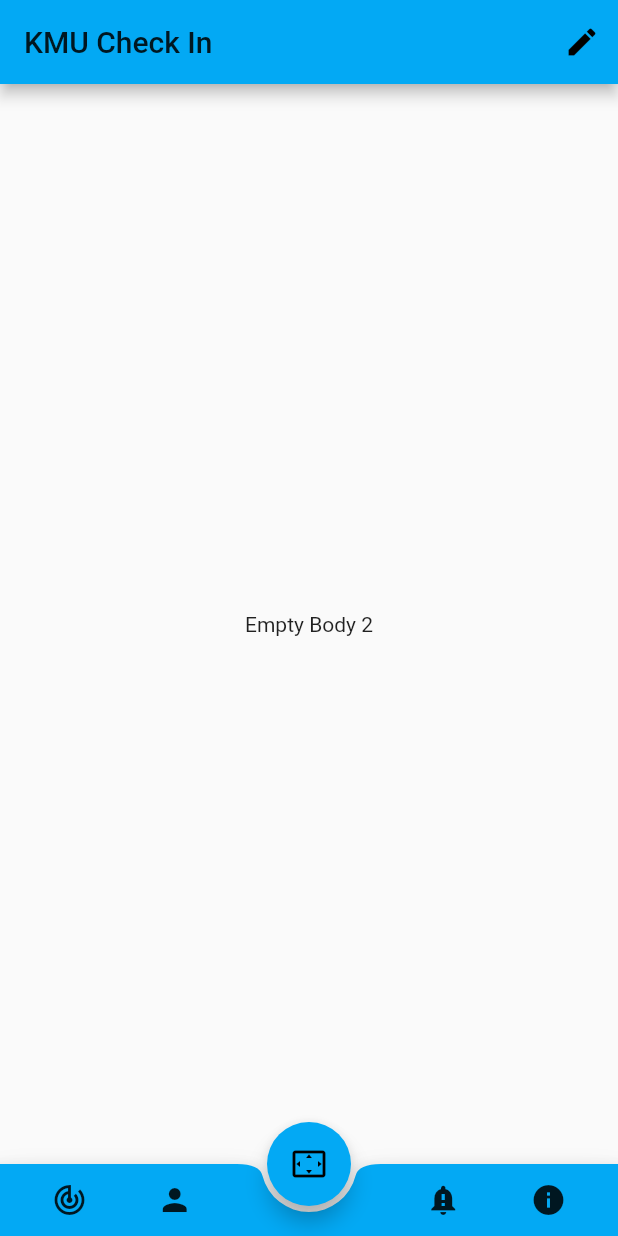
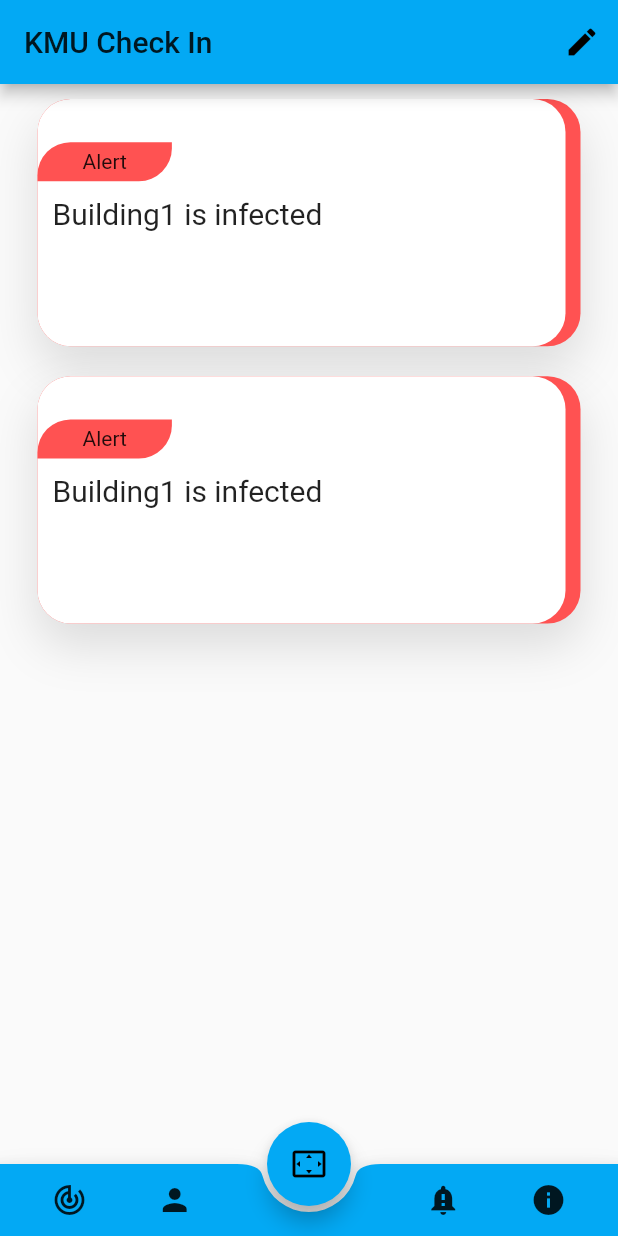
Before and after one commit to soo-oon/CheQ-in, a Flutter app: the CheckInHome screen opened directly, swiped to page 3, on a phone screen of 412 x 824 dp. Run offline on Flutter 3.47's test engine with Material 2 defaults, Android fonts, the phone set to English and light mode, and no system bars; our stand-ins replace firebase_database, provider_architecture, shared_preferences; missing offline and left inert: json_table, qrscan; accounts and stored records are empty.

Commit message:
Add Suggestion and cardstyle UI.

```diff
--- a/lib/frontend/checkInMain.dart
+++ /dev/null
@@ -1,158 +0,0 @@
-import 'personalData.dart';
-import 'package:flutter/cupertino.dart';
-import 'package:flutter/material.dart';
-import 'package:qrscan/qrscan.dart' as scanner;
-import 'package:shared_preferences/shared_preferences.dart';
-import '../util/const.dart';
-import '../util/fireBaseHelper.dart';
-import '../frontend/registration.dart';
-import '../frontend/visitedBuildings.dart';
-
-Future<void> main() async {
-
-  WidgetsFlutterBinding.ensureInitialized();
-  SharedPreferences prefs = await SharedPreferences.getInstance();
-  var isRegistered = prefs.getString('isRegistered');
-
-  print(isRegistered);
-
-  runApp(
-      MaterialApp(
-          home: isRegistered == null ? RegisterForm() : CheckInHome()
-      )
-  );
-
-}
-
-class CheckInHome extends StatefulWidget{
-  CheckInHome({Key key}):super(key: key);
-  @override
-  _CheckInState createState() =>  _CheckInState();
-
-}
-
-class _CheckInState extends State<CheckInHome>{
-
-  PageController _checkInPages = PageController(initialPage: 0);
-  PersonalData _pData = PersonalData();
-  FireBaseHelper _fbHelper = new FireBaseHelper();
-
-  @override
-  void initState() {
-    super.initState();
-    setState(() {
-
-    });
-  }
-
-  void _changePage(int index){
-    setState(() {
-      _checkInPages.jumpToPage(index);
-    });
-  }
-
-  Future _enterBuilding() async {
-    // scan the QR of building
-    String scannedBuilding = await scanner.scan();
-
-    // to update the list view in the visited buildings
-    Buildings.setBuildingStatus(scannedBuilding, Const.IS_VISITED);
-    // to know which building is the user is in currently
-    Buildings.setBuildingStatus("InsideBldg", scannedBuilding);
-
-    // Combine the scanned QR with personal data and add to DB
-    _pData.getPersonalData();
-    Map map =  await _pData.toMap();
-    _fbHelper.addToFDB(map, "visitors");
-
-    // After completing scan get back to the first page
-    _changePage(0);
-  }
-
-
-  @override
-  Widget build(BuildContext context) {
-
-    return Scaffold(
-      appBar:AppBar(
-        actions: <Widget>[
-          IconButton(
-            icon: Icon(Icons.edit),
-            onPressed: (){
-              Navigator.pushReplacement(context, MaterialPageRoute(
-
-                fullscreenDialog: true,
-                builder: (context) => RegisterForm()
-              )
-              );
-            },
-          )
-        ],
-        title: Text("KMU Check In"),
-      ),
-      body: PageView(
-        controller: _checkInPages,
-        //physics: new NeverScrollableScrollPhysics(),
-        children: <Widget>[
-          Center(
-            child: Container(
-              child: VisitedBuildingPage(),
-            ),
-          ),
-          Center(
-            child: Container(
-              child: DisplayInformationPage(),//Text('Empty Body 1'),
-            ),
-          ),
-          Center(
-            child: Container(
-              child: Text('Empty Body 2'),
-            ),
-          ),
-          Center(
-            child: Container(
-              child: Text('Empty Body 3'),
-            ),
-          )
-        ],
-      ),
-      floatingActionButtonLocation: FloatingActionButtonLocation.centerDocked,
-      floatingActionButton: FloatingActionButton(
-        child: Icon(Icons.settings_overscan),
-        onPressed: _enterBuilding,
-        backgroundColor: Colors.lightBlue,
-      ),
-      bottomNavigationBar: BottomAppBar(
-        shape: CircularNotchedRectangle(),
-        color: Colors.lightBlue,
-        child: Row(
-          mainAxisAlignment: MainAxisAlignment.spaceEvenly,
-          children: <Widget>[
-            IconButton(
-              icon: Icon(Icons.track_changes),
-              onPressed: (){_changePage(0);},
-            ),
-            IconButton(
-              icon: Icon(Icons.person),
-              onPressed: (){_changePage(1);},
-            ),
-            Padding(
-              padding: EdgeInsets.all(16.0),
-            ),
-            Padding(
-              padding: EdgeInsets.all(16.0),
-            ),
-            IconButton(
-              icon: Icon(Icons.notification_important),
-              onPressed: (){_changePage(2);},
-            ),
-            IconButton(
-              icon: Icon(Icons.info),
-              onPressed: (){_changePage(3);},
-            ),
-          ],
-        ),
-      ),
-    );
-  }
-}
--- /dev/null
+++ b/lib/frontend/main.dart
@@ -0,0 +1,171 @@
+import 'package:checkin/widget/cardstyle.dart';
+import 'package:checkin/widget/notificationlist.dart';
+import 'package:checkin/widget/suggestion.dart';
+import '../models/notification.dart';
+import 'package:provider/provider.dart';
+
+import 'personalData.dart';
+import 'package:flutter/cupertino.dart';
+import 'package:flutter/material.dart';
+import 'package:qrscan/qrscan.dart' as scanner;
+import 'package:shared_preferences/shared_preferences.dart';
+import '../util/const.dart';
+import '../util/fireBaseHelper.dart';
+import 'registration.dart';
+import 'visitedBuildings.dart';
+
+Future<void> main() async {
+  WidgetsFlutterBinding.ensureInitialized();
+  SharedPreferences prefs = await SharedPreferences.getInstance();
+  var isRegistered = prefs.getString('isRegistered');
+
+  print(isRegistered);
+
+  runApp(
+      MaterialApp(home: isRegistered == null ? RegisterForm() : CheckInHome()));
+}
+
+class CheckInHome extends StatefulWidget {
+  CheckInHome({Key key}) : super(key: key);
+  @override
+  _CheckInState createState() => _CheckInState();
+}
+
+class _CheckInState extends State<CheckInHome> {
+  PageController _checkInPages = PageController(initialPage: 0);
+  PersonalData _pData = PersonalData();
+  FireBaseHelper _fbHelper = new FireBaseHelper();
+
+  @override
+  void initState() {
+    super.initState();
+    setState(() {});
+  }
+
+  void _changePage(int index) {
+    setState(() {
+      _checkInPages.jumpToPage(index);
+    });
+  }
+
+  Future _enterBuilding() async {
+    // scan the QR of building
+    String scannedBuilding = await scanner.scan();
+
+    // to update the list view in the visited buildings
+    Buildings.setBuildingStatus(scannedBuilding, Const.IS_VISITED);
+    // to know which building is the user is in currently
+    Buildings.setBuildingStatus("InsideBldg", scannedBuilding);
+
+    // Combine the scanned QR with personal data and add to DB
+    _pData.getPersonalData();
+    Map map = await _pData.toMap();
+    _fbHelper.addToFDB(map, "visitors");
+
+    // After completing scan get back to the first page
+    _changePage(0);
+  }
+
+  List<NotificationRisk> list = [];
+  NotificationRisk noto = NotificationRisk(true, "Building1 is infected");
+  @override
+  Widget build(BuildContext context) {
+    if (list.isEmpty) {
+      list.add(noto);
+      list.add(noto);
+    }
+    return MultiProvider(
+        providers: [
+          ChangeNotifierProvider(create: (_) => NotificationList(list)),
+        ],
+        child: Scaffold(
+          appBar: AppBar(
+            actions: <Widget>[
+              IconButton(
+                icon: Icon(Icons.edit),
+                onPressed: () {
+                  Navigator.pushReplacement(
+                      context,
+                      MaterialPageRoute(
+                          fullscreenDialog: true,
+                          builder: (context) => RegisterForm()));
+                },
+              )
+            ],
+            title: Text("KMU Check In"),
+          ),
+          body: PageView(
+            controller: _checkInPages,
+            //physics: new NeverScrollableScrollPhysics(),
+            children: <Widget>[
+              Center(
+                child: Container(
+                  child: VisitedBuildingPage(),
+                ),
+              ),
+              Center(
+                child: Container(
+                  child: DisplayInformationPage(), //Text('Empty Body 1'),
+                ),
+              ),
+              Center(
+                child: Container(
+                  child: CardWidget(),
+                ),
+              ),
+              Center(
+                child: Container(
+                  child: Suggestion(),
+                ),
+              )
+            ],
+          ),
+          floatingActionButtonLocation:
+              FloatingActionButtonLocation.centerDocked,
+          floatingActionButton: FloatingActionButton(
+            child: Icon(Icons.settings_overscan),
+            onPressed: _enterBuilding,
+            backgroundColor: Colors.lightBlue,
+          ),
+          bottomNavigationBar: BottomAppBar(
+            shape: CircularNotchedRectangle(),
+            color: Colors.lightBlue,
+            child: Row(
+              mainAxisAlignment: MainAxisAlignment.spaceEvenly,
+              children: <Widget>[
+                IconButton(
+                  icon: Icon(Icons.track_changes),
+                  onPressed: () {
+                    _changePage(0);
+                  },
+                ),
+                IconButton(
+                  icon: Icon(Icons.person),
+                  onPressed: () {
+                    _changePage(1);
+                  },
+                ),
+                Padding(
+                  padding: EdgeInsets.all(16.0),
+                ),
+                Padding(
+                  padding: EdgeInsets.all(16.0),
+                ),
+                IconButton(
+                  icon: Icon(Icons.notification_important),
+                  onPressed: () {
+                    _changePage(2);
+                  },
+                ),
+                IconButton(
+                  icon: Icon(Icons.info),
+                  onPressed: () {
+                    _changePage(3);
+                  },
+                ),
+              ],
+            ),
+          ),
+        ));
+  }
+}
--- /dev/null
+++ b/lib/models/notification.dart
@@ -0,0 +1,15 @@
+import 'package:flutter/material.dart';
+
+class NotificationRisk {
+  bool _isDanger = false;
+  String _comment = "";
+
+  NotificationRisk(this._isDanger, this._comment);
+
+  set setIsDanger(bool isDanger) => _isDanger = isDanger;
+  set setComment(String comment) => _comment = comment;
+  bool getIsDanger() => _isDanger;
+  String getComment() => _comment;
+  //bool get isDanger => _isDanger;
+  //String get comment => _comment;
+}
--- /dev/null
+++ b/lib/widget/cardstyle.dart
@@ -0,0 +1,121 @@
+import 'package:checkin/widget/notificationlist.dart';
+import 'package:flutter/material.dart';
+import 'package:provider/provider.dart';
+
+const kDefaultShadow = BoxShadow(
+  blurRadius: 27,
+  offset: Offset(0, 15),
+  color: Colors.black12,
+);
+
+class CardWidget extends StatefulWidget {
+  @override
+  State<StatefulWidget> createState() => _CardWidgetState();
+}
+
+class _CardWidgetState extends State<CardWidget> {
+  @override
+  Widget build(BuildContext context) {
+    return ListView.builder(
+      scrollDirection: Axis.vertical,
+      itemCount:
+          Provider.of<NotificationList>(context).getNotificationList().length,
+      itemBuilder: (context, index) {
+        if (Provider.of<NotificationList>(context)
+            .getNotificationList()[index]
+            .getIsDanger())
+          return NoticeSampleWidget(
+              context,
+              "Alert",
+              Provider.of<NotificationList>(context)
+                  .getNotificationList()[index]
+                  .getComment(),
+              Colors.redAccent,
+              index);
+        else {
+          return NoticeSampleWidget(
+              context,
+              "Notice",
+              Provider.of<NotificationList>(context)
+                  .getNotificationList()[index]
+                  .getComment(),
+              Colors.yellowAccent,
+              index);
+        }
+      },
+    );
+  }
+}
+
+Widget NoticeSampleWidget(BuildContext context, String stateOfRisk,
+    String comment, Color color, int index) {
+  return Container(
+    margin: EdgeInsets.symmetric(
+      horizontal: 20.0,
+      vertical: 10.0,
+    ),
+    //color: Colors.blueAccent,
+    height: MediaQuery.of(context).size.height / 5,
+    //width: MediaQuery.of(context).size.width,
+    child: GestureDetector(
+      child: InkWell(
+        onTap: () {
+          print(index);
+          Provider.of<NotificationList>(context, listen: false)
+              .removeAtList(index);
+        },
+        child: Stack(
+          alignment: Alignment.bottomCenter,
+          children: <Widget>[
+            Container(
+              height: MediaQuery.of(context).size.height / 4 - 20,
+              width: MediaQuery.of(context).size.width - 50,
+              decoration: BoxDecoration(
+                borderRadius: BorderRadius.circular(22),
+                color: color,
+                boxShadow: [kDefaultShadow],
+              ),
+              child: Container(
+                margin: EdgeInsets.only(right: 10),
+                decoration: BoxDecoration(
+                    borderRadius: BorderRadius.circular(22),
+                    color: Colors.white),
+              ),
+            ),
+            Positioned(
+              bottom: 0,
+              left: 5,
+              child: SizedBox(
+                height: 136,
+                width: MediaQuery.of(context).size.width - 100,
+                child: Column(
+                  crossAxisAlignment: CrossAxisAlignment.start,
+                  children: <Widget>[
+                    Container(
+                      child: Text(stateOfRisk),
+                      padding:
+                          EdgeInsets.symmetric(horizontal: 30, vertical: 5),
+                      decoration: BoxDecoration(
+                          color: color,
+                          borderRadius: BorderRadius.only(
+                              topLeft: Radius.circular(22),
+                              bottomRight: Radius.circular(22))),
+                    ),
+                    Padding(
+                      padding: const EdgeInsets.symmetric(
+                          horizontal: 10, vertical: 10),
+                      child: Text(
+                        comment,
+                        style: TextStyle(fontSize: 20),
+                      ),
+                    ),
+                  ],
+                ),
+              ),
+            ),
+          ],
+        ),
+      ),
+    ),
+  );
+}
--- /dev/null
+++ b/lib/widget/notificationlist.dart
@@ -0,0 +1,20 @@
+import 'package:flutter/material.dart';
+import '../models/notification.dart';
+
+class NotificationList with ChangeNotifier {
+  List<NotificationRisk> _notificationList;
+  int index = 0;
+  NotificationList(this._notificationList);
+  getNotificationList() => _notificationList;
+  setNotificationList(List<NotificationRisk> noticeList) =>
+      _notificationList = noticeList;
+  void addList(NotificationRisk newNotice) {
+    _notificationList.add(newNotice);
+    notifyListeners(); // 값이 변할 때마다 플러터 프레임워크에 알려줍니다.
+  }
+
+  void removeAtList(int index) {
+    _notificationList.removeAt(index);
+    notifyListeners(); // 값이 변할 때마다 플러터 프레임워크에 알려줍니다.
+  }
+}
```
Also changed, not shown: lib/frontend/registration.dart (+27 -33 lines), lib/widget/suggestion.dart (added, +78 -0 lines), pubspec.yaml (+1 -7 lines), pubspec.lock, 2 other files.
